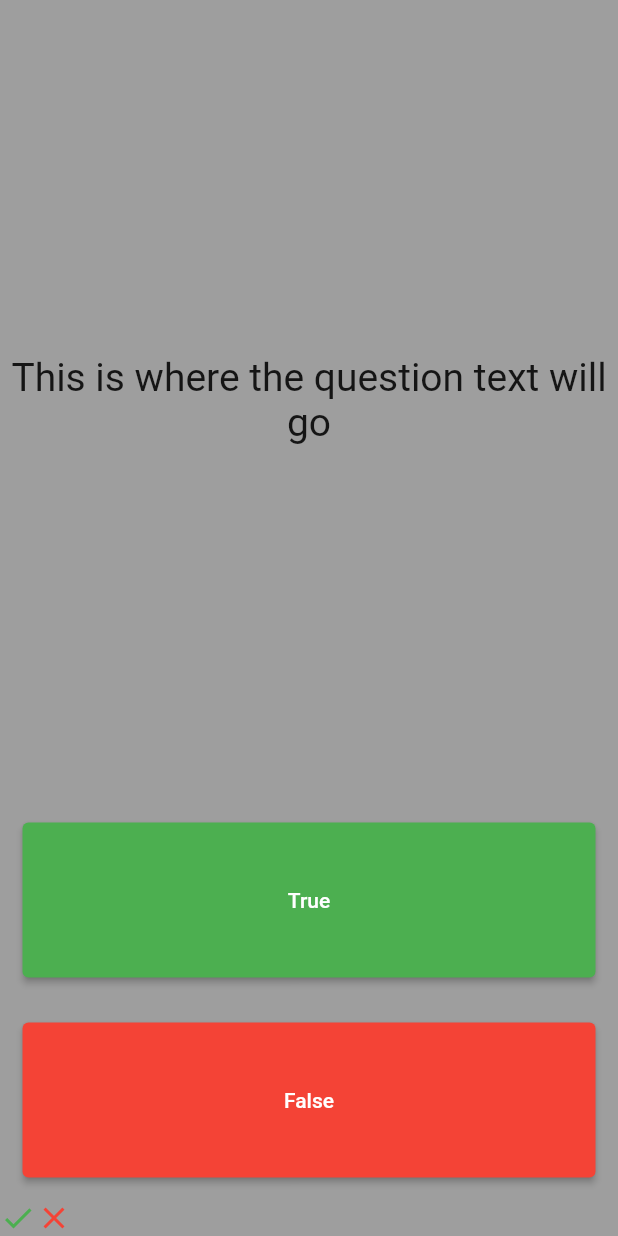
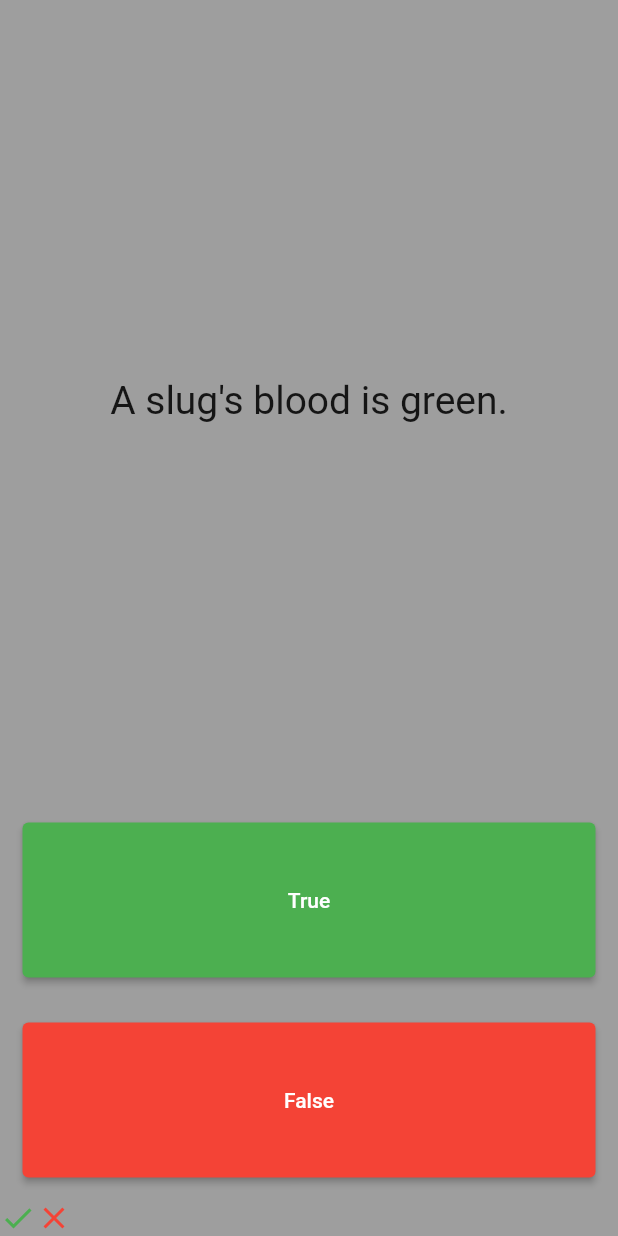
Before and after one commit to harini-udeshika/quiz_app, a Flutter app: the screen it shows after launch, after a tap on "True", after a tap on "False", on a phone screen of 412 x 824 dp. Run offline on Flutter 3.47's test engine with Material 2 defaults, Android fonts, the phone set to English and light mode, and no system bars.

Commit message:
questions added

```diff
--- a/lib/main.dart
+++ b/lib/main.dart
@@ -26,6 +26,12 @@ class QuizPage extends StatefulWidget {
 
 class _QuizPageState extends State<QuizPage> {
   List<Icon> scoreKeepers = [];
+  List<String> questions = [
+    'You can lead a cow down stairs but not up stairs.',
+    'Approximately one quarter of human bones are in the feet.',
+    'A slug\'s blood is green.'
+  ];
+  int i = 0;
   @override
   Widget build(BuildContext context) {
     return Container(
@@ -37,7 +43,7 @@ class _QuizPageState extends State<QuizPage> {
           Expanded(
               flex: 4,
               child: Center(
-                  child: Text("This is where the question text will go",
+                  child: Text(questions[i],
                       textAlign: TextAlign.center,
                       style: TextStyle(
                         fontSize: 26,
@@ -51,6 +57,9 @@ class _QuizPageState extends State<QuizPage> {
                 ),
                 onPressed: () {
                   setState(() {
+                   if (i < questions.length - 1) {
+                      i += 1;
+                    }
                     scoreKeepers.add(Icon(
                       Icons.check,
                       color: Colors.green,
@@ -68,6 +77,10 @@ class _QuizPageState extends State<QuizPage> {
                 ),
                 onPressed: () {
                   setState(() {
+                    if (i < questions.length - 1) {
+                      i += 1;
+                    }
+
                     scoreKeepers.add(Icon(
                       Icons.close,
                       color: Colors.red,
```
